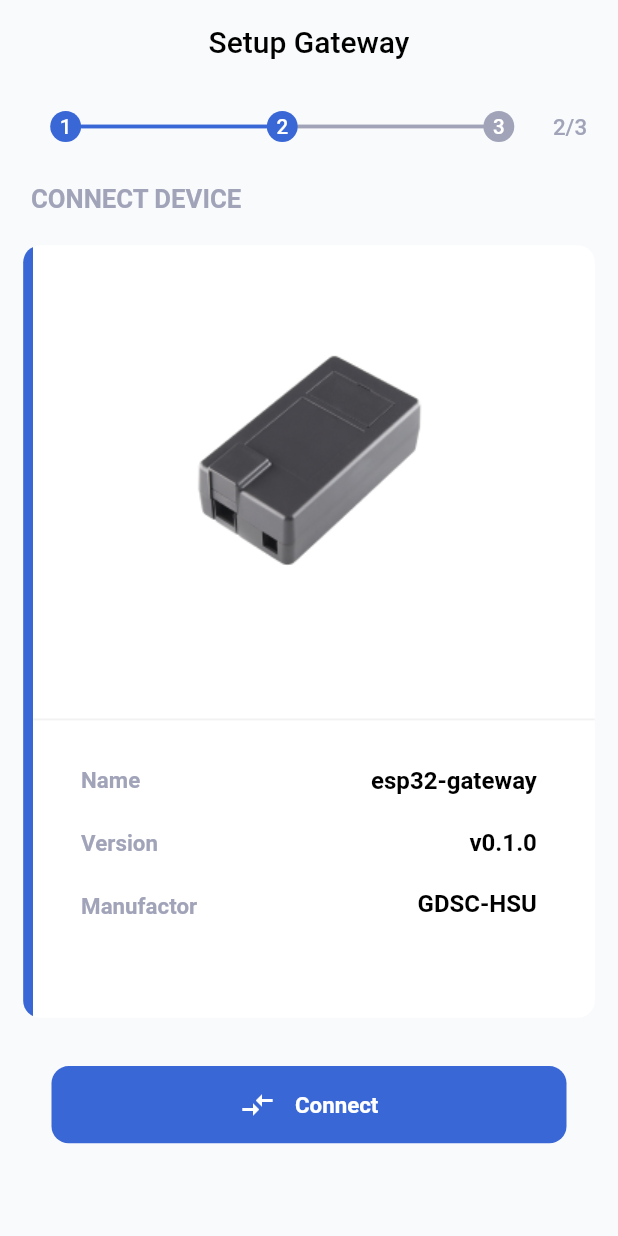
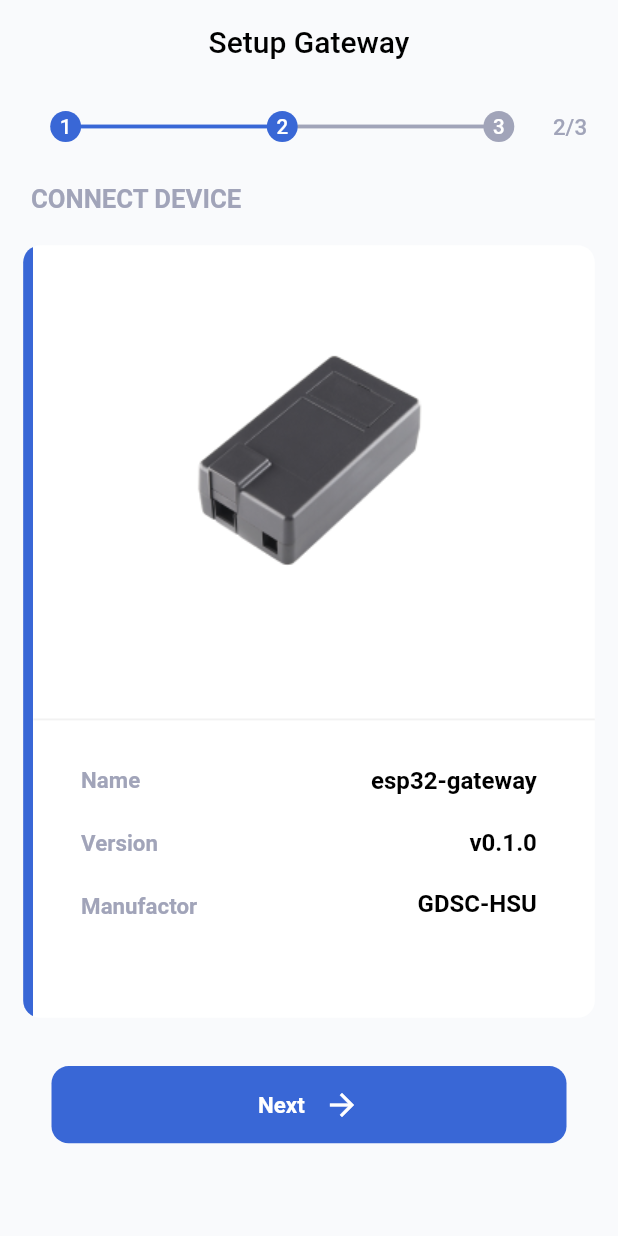
Before and after one commit to GDSC-HSU/gateway, a Flutter app: the screen it shows after launch, after a tap on an icon or button, on a phone screen of 412 x 824 dp. Run offline on Flutter 3.47's test engine with Material 2 defaults, Android fonts, the phone set to English and light mode, and no system bars; our stand-ins replace bloc, easy_localization, equatable, flutter_bloc, flutter_screenutil, rxdart; missing offline and left inert: flutter_reactive_ble, flutter_study_jam; statements that could not run were skipped.

Commit message:
add isloading in custom button

```diff
--- a/lib/widgets/common/button_custom.dart
+++ b/lib/widgets/common/button_custom.dart
@@ -7,15 +7,15 @@ class ButtonCustom extends StatefulWidget {
     Key? key,
     required this.bgColor,
     required this.title,
-    this.suffixIcon,
-    required this.prefixIcon,
     required this.onFunction,
+    this.isLoading,
+    required this.iconButton,
   }) : super(key: key);
   final Color bgColor;
   final String title;
-  final Icon? suffixIcon;
-  final Icon prefixIcon;
+  final Icon iconButton;
   final Function onFunction;
+  final bool? isLoading;
   @override
   _ButtonCustomState createState() => _ButtonCustomState();
 }
@@ -26,7 +26,7 @@ class _ButtonCustomState extends State<ButtonCustom> {
     return Align(
       child: InkWell(
         onTap: () {
-          widget.onFunction;
+          widget.onFunction();
         },
         child: Container(
           height: 45.sp,
@@ -36,19 +36,27 @@ class _ButtonCustomState extends State<ButtonCustom> {
             color: widget.bgColor,
           ),
           child: Center(
-            child: Row(
+            child: widget.isLoading == true
+                ? CircularProgressIndicator()
+                : Row(
                     mainAxisAlignment: MainAxisAlignment.center,
                     children: [
-                widget.prefixIcon,
-                // Icon(
-                //   Icons.flip,
-                //   color: Colors.white,
-                // ),
+                      widget.title == 'Next'
+                          ? Text(
+                              widget.title,
+                              style: TextStyle(
+                                color: Colors.white,
+                                fontSize: 13.sp,
+                                fontWeight: FontWeight.w700,
+                              ),
+                            )
+                          : widget.iconButton,
                       SizedBox(
                         width: 10.h,
                       ),
-
-                Text(
+                      widget.title == 'Next'
+                          ? widget.iconButton
+                          : Text(
                               widget.title,
                               style: TextStyle(
                                 color: Colors.white,
--- a/lib/widgets/confirm/confirm_screen.dart
+++ b/lib/widgets/confirm/confirm_screen.dart
@@ -3,6 +3,7 @@ import 'package:flutter_screenutil/flutter_screenutil.dart';
 import 'package:gateway/config/themes/gateway_color.dart';
 import 'package:gateway/widgets/common/button_custom.dart';
 import 'package:gateway/widgets/common/card_setup.dart';
+import 'package:gateway/widgets/confirm/guide_confirm.dart';
 import 'package:gateway/widgets/confirm/organization_confirm.dart';
 
 class ConfirmScreen extends StatefulWidget {
@@ -13,6 +14,7 @@ class ConfirmScreen extends StatefulWidget {
 }
 
 class _ConfirmScreenState extends State<ConfirmScreen> {
+  late bool confirmOrganization = true;
   @override
   Widget build(BuildContext context) {
     return SingleChildScrollView(
@@ -75,20 +77,25 @@ class _ConfirmScreenState extends State<ConfirmScreen> {
                     ),
                   ),
                 ),
-                //GuideConfirm(),
-                OrganizationConfirm(),
+                confirmOrganization == false
+                    ? GuideConfirm()
+                    : OrganizationConfirm(),
               ],
             ),
           ),
           SizedBox(height: 25.h),
           ButtonCustom(
             bgColor: GatewayColors.buttonBgLight,
-            prefixIcon: Icon(
+            iconButton: Icon(
               Icons.confirmation_number_outlined,
               color: Colors.white,
             ),
             title: 'Confirm',
-            onFunction: () {},
+            onFunction: () {
+              setState(() {
+                confirmOrganization = !confirmOrganization;
+              });
+            },
           ),
         ],
       ),
--- a/lib/widgets/confirm/organization_confirm.dart
+++ b/lib/widgets/confirm/organization_confirm.dart
@@ -84,9 +84,9 @@ class OrganizationConfirm extends StatelessWidget {
                       child: Text(
                         'This is my organization',
                         style: TextStyle(
-                          color: GatewayColors.buttonBgLight,
+                          color: Colors.black87,
                           fontSize: 13.sp,
-                          fontWeight: FontWeight.w600,
+                          fontWeight: FontWeight.w400,
                         ),
                       ),
                     ),
@@ -95,100 +95,6 @@ class OrganizationConfirm extends StatelessWidget {
               ),
             ],
           ),
-          //  Row(
-          //   //mainAxisAlignment: MainAxisAlignment.spaceBetween,
-          //   //crossAxisAlignment: CrossAxisAlignment.center,
-          //   children: [
-          //     Column(
-          //       crossAxisAlignment: CrossAxisAlignment.start,
-          //       mainAxisAlignment: MainAxisAlignment.start,
-          //       children: [
-          //         Text(
-          //           'Name',
-          //           style: TextStyle(
-          //             color: GatewayColors.textDefaultBgLight,
-          //             fontSize: 13.sp,
-          //             fontWeight: FontWeight.w700,
-          //           ),
-          //         ),
-          //         SizedBox(height: 14.h),
-          //         Text(
-          //           'Version',
-          //           style: TextStyle(
-          //             color: GatewayColors.textDefaultBgLight,
-          //             fontSize: 13.sp,
-          //             fontWeight: FontWeight.w700,
-          //           ),
-          //         ),
-          //       ],
-          //     ),
-          //     Column(
-          //       children: [
-          //         Text(
-          //           'Name',
-          //           style: TextStyle(
-          //             color: GatewayColors.textDefaultBgLight,
-          //             fontSize: 13.sp,
-          //             fontWeight: FontWeight.w700,
-          //           ),
-          //         ),
-          //         SizedBox(height: 14.h),
-          //         Text(
-          //           'Version',
-          //           style: TextStyle(
-          //             color: GatewayColors.textDefaultBgLight,
-          //             fontSize: 13.sp,
-          //             fontWeight: FontWeight.w700,
-          //           ),
-          //         ),
-          //         Text(
-          //           'Version',
-          //           style: TextStyle(
-          //             color: GatewayColors.textDefaultBgLight,
-          //             fontSize: 13.sp,
-          //             fontWeight: FontWeight.w700,
-          //           ),
-          //         ),
-          //       ],
-          //     ),
-          //     // Column(
-          //     //   crossAxisAlignment: CrossAxisAlignment.end,
-          //     //   mainAxisAlignment: MainAxisAlignment.start,
-          //     //   children: [
-          //     //     Text(
-          //     //       'Hoa Sen university',
-          //     //       style: TextStyle(
-          //     //         color: Colors.black,
-          //     //         fontSize: 14.sp,
-          //     //         fontWeight: FontWeight.w700,
-          //     //       ),
-          //     //     ),
-          //     //     SizedBox(height: 14.h),
-          //     //     Text(
-          //     //       'HSU',
-          //     //       style: TextStyle(
-          //     //         color: Colors.black,
-          //     //         fontSize: 14.sp,
-          //     //         fontWeight: FontWeight.w700,
-          //     //       ),
-          //     //     ),
-          //     //     SizedBox(height: 14.h),
-          //     //     Container(
-          //     //       width: 186.w,
-          //     //       height: 36.h,
-          //     //       decoration: BoxDecoration(
-          //     //         color: GatewayColors.bgButtonColorHaveBorder,
-          //     //         borderRadius: BorderRadius.circular(6.r),
-          //     //         border: Border.all(
-          //     //           color: GatewayColors.buttonBgLight,
-          //     //           width: 1.h,
-          //     //         ),
-          //     //       ),
-          //     //     ),
-          //     //   ],
-          //     // ),
-          //   ],
-          // ),
         ),
       ],
     );
--- a/lib/widgets/connect/connect_screen.dart
+++ b/lib/widgets/connect/connect_screen.dart
@@ -145,12 +145,21 @@ class _ConnectScreenState extends State<ConnectScreen> {
           SizedBox(height: 25.h),
           ButtonCustom(
             bgColor: GatewayColors.buttonBgLight,
-            prefixIcon: Icon(
-              Icons.compare_arrows,
-              color: Colors.white,
-            ),
-            title: 'Connect',
-            onFunction: () {},
+            iconButton: connected
+                ? Icon(
+                    Icons.arrow_forward,
+                    color: Colors.white,
+                  )
+                : Icon(
+                    Icons.compare_arrows,
+                    color: Colors.white,
+                  ),
+            title: connected ? 'Next' : 'Connect',
+            onFunction: () {
+              setState(() {
+                connected = !connected;
+              });
+            },
           ),
         ],
       ),
--- a/lib/widgets/scan/scan_screen.dart
+++ b/lib/widgets/scan/scan_screen.dart
@@ -45,7 +45,7 @@ class _ScanScreenState extends State<ScanScreen> {
           SizedBox(height: 25.h),
           ButtonCustom(
             bgColor: GatewayColors.buttonBgLight,
-            prefixIcon: Icon(
+            iconButton: Icon(
               Icons.flip,
               color: Colors.white,
             ),
```
Also changed, not shown: lib/config/routes/router_name.dart (added, +27 -0 lines), lib/screens/introduction_screen/introduction_screen.dart (added, +23 -0 lines). Lines whose indentation alone changed are shown as unchanged.
